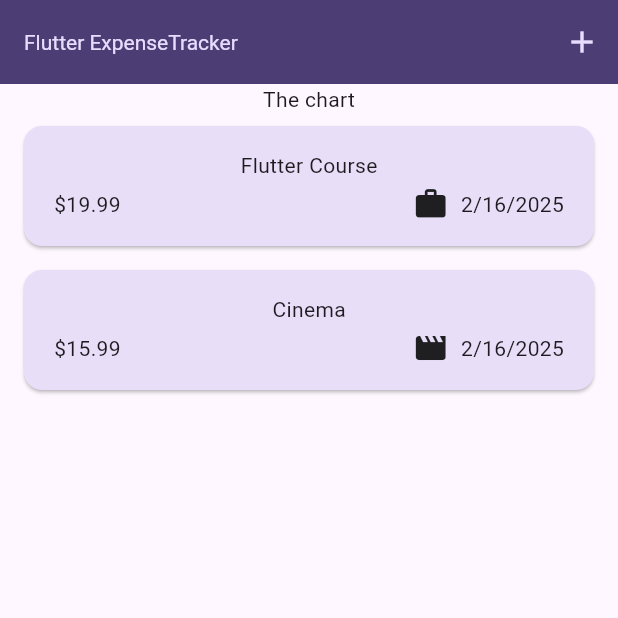
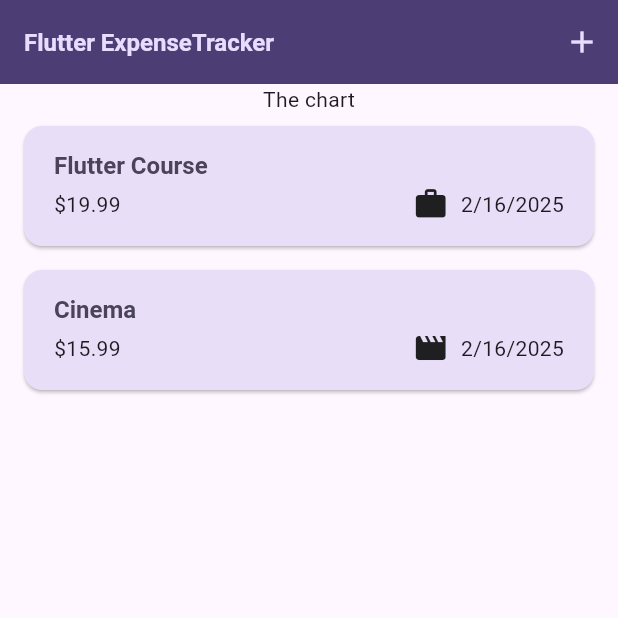
Before and after one commit to amosteandai/Flutter_Expense_Tracker_App, a Flutter app: the screen it shows after launch, on a phone screen of 412 x 824 dp, the top half of it. Run offline on Flutter 3.47's test engine with Material 3 defaults, Android fonts, the phone set to English and light mode, and no system bars.

Commit message:
Using theme data in widgets

```diff
--- a/lib/main.dart
+++ b/lib/main.dart
@@ -27,9 +27,9 @@ void main() {
       ),
       textTheme: ThemeData().textTheme.copyWith(
             titleLarge: TextStyle(
-              fontWeight: FontWeight.normal,
+              fontWeight: FontWeight.bold,
               color: kColorScheme.onSecondaryContainer,
-              fontSize: 14,
+              fontSize: 16,
             ),
           ),
     ),
--- a/lib/widgets/expenses_list/expense_item.dart
+++ b/lib/widgets/expenses_list/expense_item.dart
@@ -15,8 +15,12 @@ class ExpenseItem extends StatelessWidget {
           vertical: 16,
         ),
         child: Column(
+          crossAxisAlignment: CrossAxisAlignment.start,
           children: [
-            Text(expense.title),
+            Text(
+              expense.title,
+              style: Theme.of(context).textTheme.titleLarge,
+            ),
             const SizedBox(
               height: 4,
             ), // to add space between the two widget
--- a/lib/widgets/expenses_list/expenses_list.dart
+++ b/lib/widgets/expenses_list/expenses_list.dart
@@ -1,5 +1,6 @@
 import 'package:expense_tracker/models/expense.dart';
 import 'package:expense_tracker/widgets/expenses_list/expense_item.dart';
+import 'package:flutter/material.dart';
 import 'package:flutter/widgets.dart';
 
 class ExpensesList extends StatelessWidget {
@@ -16,6 +17,12 @@ class ExpensesList extends StatelessWidget {
       itemCount: expenses.length,
       itemBuilder: (ctx, index) => Dismissible(
         key: ValueKey(expenses[index]),
+        background: Container(
+          color: Theme.of(context).colorScheme.error,
+          margin: EdgeInsets.symmetric(
+            horizontal: Theme.of(context).cardTheme.margin!.horizontal,
+          ),
+        ),
         onDismissed: (direction) {
           onRemoveExpense(expenses[index]);
         },
```
